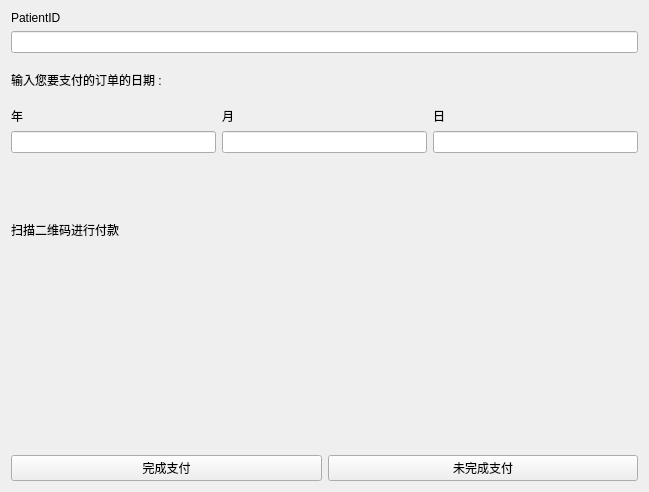
Old version of the form code/paypage.ui in the repository laonuo2004/cpp-qt-medical-system.
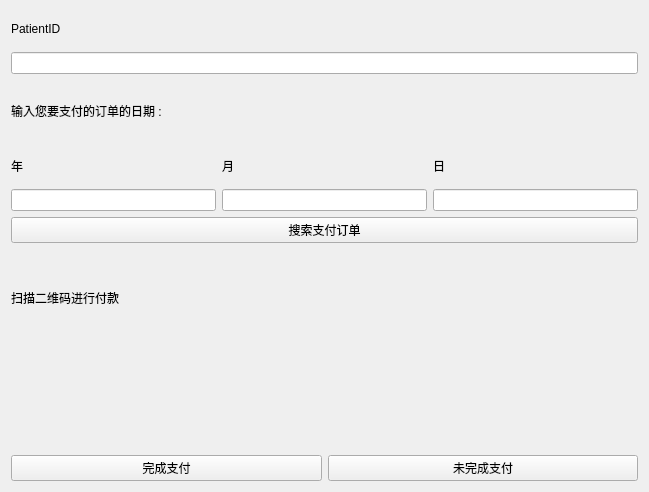
New version of the form. Icons and pictures are not drawn.

Diff of the .ui file:
```diff
--- a/code/paypage.ui
+++ b/code/paypage.ui
@@ -15,11 +15,11 @@
   </property>
   <layout class="QGridLayout" name="gridLayout">
    <item row="0" column="0">
-    <layout class="QVBoxLayout" name="verticalLayout_6">
+    <layout class="QVBoxLayout" name="verticalLayout_8">
      <item>
       <layout class="QVBoxLayout" name="verticalLayout_5">
        <item>
-        <layout class="QVBoxLayout" name="verticalLayout_4">
+        <layout class="QVBoxLayout" name="verticalLayout">
          <item>
           <widget class="QLabel" name="label_2">
            <property name="text">
@@ -42,7 +42,7 @@
        <item>
         <layout class="QHBoxLayout" name="horizontalLayout">
          <item>
-          <layout class="QVBoxLayout" name="verticalLayout">
+          <layout class="QVBoxLayout" name="verticalLayout_2">
            <item>
             <widget class="QLabel" name="label_4">
              <property name="text">
@@ -56,7 +56,7 @@
           </layout>
          </item>
          <item>
-          <layout class="QVBoxLayout" name="verticalLayout_2">
+          <layout class="QVBoxLayout" name="verticalLayout_3">
            <item>
             <widget class="QLabel" name="label_5">
              <property name="text">
@@ -70,7 +70,7 @@
           </layout>
          </item>
          <item>
-          <layout class="QVBoxLayout" name="verticalLayout_3">
+          <layout class="QVBoxLayout" name="verticalLayout_4">
            <item>
             <widget class="QLabel" name="label_6">
              <property name="text">
@@ -85,8 +85,19 @@
          </item>
         </layout>
        </item>
+       <item>
+        <widget class="QPushButton" name="findBtn">
+         <property name="text">
+          <string>搜索支付订单</string>
+         </property>
+        </widget>
+       </item>
       </layout>
      </item>
+     <item>
+      <layout class="QVBoxLayout" name="verticalLayout_7">
+       <item>
+        <layout class="QVBoxLayout" name="verticalLayout_6">
      <item>
       <widget class="QLabel" name="label_7">
        <property name="text">
@@ -104,6 +115,8 @@
        </property>
       </widget>
      </item>
+        </layout>
+       </item>
      <item>
       <layout class="QHBoxLayout" name="horizontalLayout_2">
        <item>
@@ -119,6 +132,8 @@
           <string>未完成支付</string>
          </property>
         </widget>
+         </item>
+        </layout>
        </item>
       </layout>
      </item>
```
Lines whose indentation alone changed are shown as unchanged.
